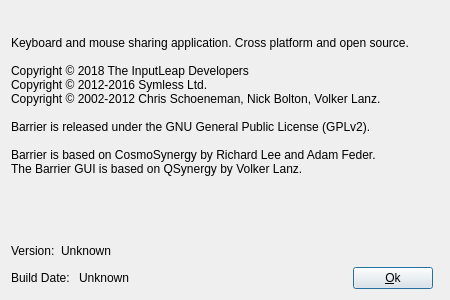
Above: src/gui/src/AboutDialogBase.ui from input-leap/input-leap before the change. Below: the same form after it.
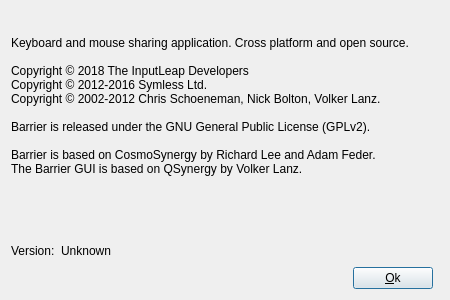
That is the form after the change. Icons and pictures are not drawn.

Commit message:
gui: Make build reproducible by removing use of __DATE__
Build date is a thing that does not useful. It is enough to know the
revision which is already supplied via INPUTLEAP_REVISION.

Patch:
```diff
--- a/src/gui/src/AboutDialogBase.ui
+++ b/src/gui/src/AboutDialogBase.ui
@@ -161,20 +161,6 @@
    </item>
    <item row="6" column="1">
     <layout class="QHBoxLayout" name="horizontalLayout_2">
-     <item>
-      <widget class="QLabel" name="label_5">
-       <property name="text">
-        <string>Build Date: </string>
-       </property>
-      </widget>
-     </item>
-     <item>
-      <widget class="QLabel" name="m_pLabelBuildDate">
-       <property name="text">
-        <string>Unknown</string>
-       </property>
-      </widget>
-     </item>
      <item>
       <spacer name="horizontalSpacer_2">
        <property name="orientation">
```
The commit also changes 2 other files.
